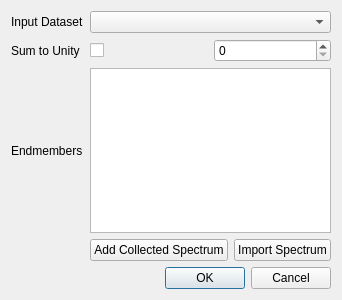
Above: src/wiser/gui/ui_files/linear_unmixing_dialog.ui from Ehlmann-research-group/WISER before the change. Below: the same form after it.
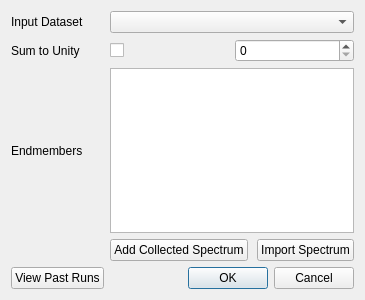
That is the form after the change.

Commit message: feat: Adding past run dialog

Diff of the .ui file:
```diff
--- a/src/wiser/gui/ui_files/linear_unmixing_dialog.ui
+++ b/src/wiser/gui/ui_files/linear_unmixing_dialog.ui
@@ -6,7 +6,7 @@
    <rect>
     <x>0</x>
     <y>0</y>
-    <width>327</width>
+    <width>365</width>
     <height>300</height>
    </rect>
   </property>
@@ -96,6 +96,13 @@
    <item row="2" column="1">
     <widget class="QTableWidget" name="tbl_wdgt_endmembers"/>
    </item>
+   <item row="4" column="0">
+    <widget class="QPushButton" name="btn_view_past_runs">
+     <property name="text">
+      <string>View Past Runs</string>
+     </property>
+    </widget>
+   </item>
   </layout>
  </widget>
  <resources/>
```
The commit also changes 2 other files.
